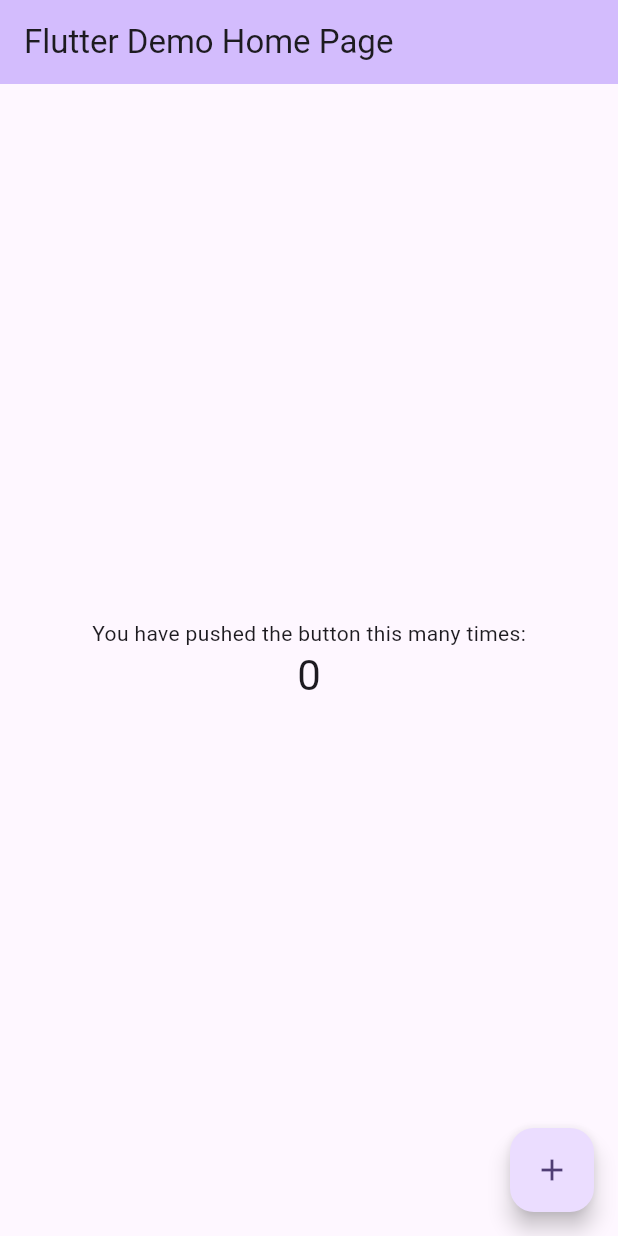
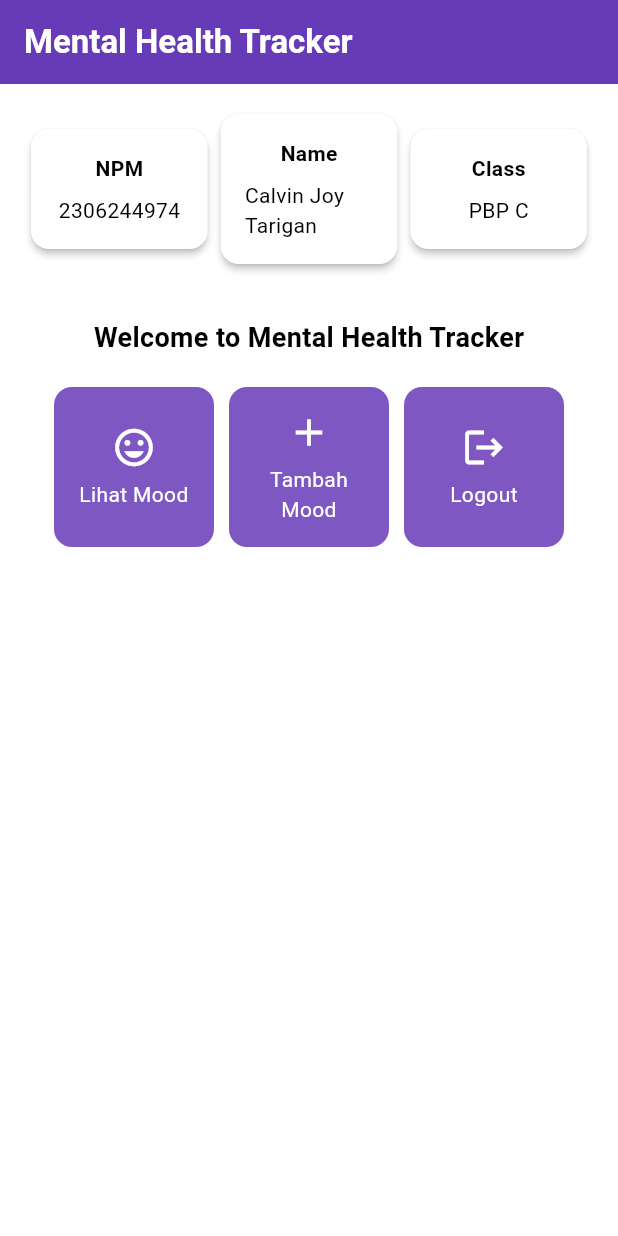
Before and after one commit to cjoyy/mental-health-tracker-mobile, a Flutter app: the screen it shows after launch, on a phone screen of 412 x 824 dp. Run offline on Flutter 3.47's test engine with Material 3 defaults, Android fonts, the phone set to English and light mode, and no system bars.

Commit message:
DONE TUTORIAL 6

```diff
--- a/lib/main.dart
+++ b/lib/main.dart
@@ -1,4 +1,5 @@
 import 'package:flutter/material.dart';
+import 'package:mental_health_tracker/menu.dart';
 
 void main() {
   runApp(const MyApp());
@@ -13,113 +14,12 @@ class MyApp extends StatelessWidget {
     return MaterialApp(
       title: 'Flutter Demo',
       theme: ThemeData(
-        // This is the theme of your application.
-        //
-        // TRY THIS: Try running your application with "flutter run". You'll see
-        // the application has a purple toolbar. Then, without quitting the app,
-        // try changing the seedColor in the colorScheme below to Colors.green
-        // and then invoke "hot reload" (save your changes or press the "hot
-        // reload" button in a Flutter-supported IDE, or press "r" if you used
-        // the command line to start the app).
-        //
-        // Notice that the counter didn't reset back to zero; the application
-        // state is not lost during the reload. To reset the state, use hot
-        // restart instead.
-        //
-        // This works for code too, not just values: Most code changes can be
-        // tested with just a hot reload.
-        colorScheme: ColorScheme.fromSeed(seedColor: Colors.deepPurple),
+        colorScheme: ColorScheme.fromSwatch(
+       primarySwatch: Colors.deepPurple,
+ ).copyWith(secondary: Colors.deepPurple[400]),
         useMaterial3: true,
       ),
-      home: const MyHomePage(title: 'Flutter Demo Home Page'),
+      home: MyHomePage(),
     );
   }
 }
-
-class MyHomePage extends StatefulWidget {
-  const MyHomePage({super.key, required this.title});
-
-  // This widget is the home page of your application. It is stateful, meaning
-  // that it has a State object (defined below) that contains fields that affect
-  // how it looks.
-
-  // This class is the configuration for the state. It holds the values (in this
-  // case the title) provided by the parent (in this case the App widget) and
-  // used by the build method of the State. Fields in a Widget subclass are
-  // always marked "final".
-
-  final String title;
-
-  @override
-  State<MyHomePage> createState() => _MyHomePageState();
-}
-
-class _MyHomePageState extends State<MyHomePage> {
-  int _counter = 0;
-
-  void _incrementCounter() {
-    setState(() {
-      // This call to setState tells the Flutter framework that something has
-      // changed in this State, which causes it to rerun the build method below
-      // so that the display can reflect the updated values. If we changed
-      // _counter without calling setState(), then the build method would not be
-      // called again, and so nothing would appear to happen.
-      _counter++;
-    });
-  }
-
-  @override
-  Widget build(BuildContext context) {
-    // This method is rerun every time setState is called, for instance as done
-    // by the _incrementCounter method above.
-    //
-    // The Flutter framework has been optimized to make rerunning build methods
-    // fast, so that you can just rebuild anything that needs updating rather
-    // than having to individually change instances of widgets.
-    return Scaffold(
-      appBar: AppBar(
-        // TRY THIS: Try changing the color here to a specific color (to
-        // Colors.amber, perhaps?) and trigger a hot reload to see the AppBar
-        // change color while the other colors stay the same.
-        backgroundColor: Theme.of(context).colorScheme.inversePrimary,
-        // Here we take the value from the MyHomePage object that was created by
-        // the App.build method, and use it to set our appbar title.
-        title: Text(widget.title),
-      ),
-      body: Center(
-        // Center is a layout widget. It takes a single child and positions it
-        // in the middle of the parent.
-        child: Column(
-          // Column is also a layout widget. It takes a list of children and
-          // arranges them vertically. By default, it sizes itself to fit its
-          // children horizontally, and tries to be as tall as its parent.
-          //
-          // Column has various properties to control how it sizes itself and
-          // how it positions its children. Here we use mainAxisAlignment to
-          // center the children vertically; the main axis here is the vertical
-          // axis because Columns are vertical (the cross axis would be
-          // horizontal).
-          //
-          // TRY THIS: Invoke "debug painting" (choose the "Toggle Debug Paint"
-          // action in the IDE, or press "p" in the console), to see the
-          // wireframe for each widget.
-          mainAxisAlignment: MainAxisAlignment.center,
-          children: <Widget>[
-            const Text(
-              'You have pushed the button this many times:',
-            ),
-            Text(
-              '$_counter',
-              style: Theme.of(context).textTheme.headlineMedium,
-            ),
-          ],
-        ),
-      ),
-      floatingActionButton: FloatingActionButton(
-        onPressed: _incrementCounter,
-        tooltip: 'Increment',
-        child: const Icon(Icons.add),
-      ), // This trailing comma makes auto-formatting nicer for build methods.
-    );
-  }
-}
--- /dev/null
+++ b/lib/menu.dart
@@ -0,0 +1,187 @@
+import 'package:flutter/material.dart';
+
+class MyHomePage extends StatelessWidget {
+  final String npm = '2306244974'; // NPM
+  final String name = 'Calvin Joy Tarigan'; // Nama
+  final String className = 'PBP C'; // Kelas
+
+  final List<ItemHomepage> items = [
+        ItemHomepage("Lihat Mood", Icons.mood),
+        ItemHomepage("Tambah Mood", Icons.add),
+        ItemHomepage("Logout", Icons.logout),
+    ];
+  MyHomePage({super.key});
+
+  @override
+  Widget build(BuildContext context) {
+    // Scaffold menyediakan struktur dasar halaman dengan AppBar dan body.
+    return Scaffold(
+      // AppBar adalah bagian atas halaman yang menampilkan judul.
+      appBar: AppBar(
+        // Judul aplikasi "Mental Health Tracker" dengan teks putih dan tebal.
+        title: const Text(
+          'Mental Health Tracker',
+          style: TextStyle(
+            color: Colors.white,
+            fontWeight: FontWeight.bold,
+          ),
+        ),
+        // Warna latar belakang AppBar diambil dari skema warna tema aplikasi.
+        backgroundColor: Theme.of(context).colorScheme.primary,
+      ),
+      // Body halaman dengan padding di sekelilingnya.
+      body: Padding(
+        padding: const EdgeInsets.all(16.0),
+        // Menyusun widget secara vertikal dalam sebuah kolom.
+        child: Column(
+          crossAxisAlignment: CrossAxisAlignment.center,
+          children: [
+            // Row untuk menampilkan 3 InfoCard secara horizontal.
+            Row(
+              mainAxisAlignment: MainAxisAlignment.spaceEvenly,
+              children: [
+                InfoCard(title: 'NPM', content: npm),
+                InfoCard(title: 'Name', content: name),
+                InfoCard(title: 'Class', content: className),
+              ],
+            ),
+
+            // Memberikan jarak vertikal 16 unit.
+            const SizedBox(height: 16.0),
+
+            // Menempatkan widget berikutnya di tengah halaman.
+            Center(
+              child: Column(
+                // Menyusun teks dan grid item secara vertikal.
+
+                children: [
+                  // Menampilkan teks sambutan dengan gaya tebal dan ukuran 18.
+                  const Padding(
+                    padding: EdgeInsets.only(top: 16.0),
+                    child: Text(
+                      'Welcome to Mental Health Tracker',
+                      style: TextStyle(
+                        fontWeight: FontWeight.bold,
+                        fontSize: 18.0,
+                      ),
+                    ),
+                  ),
+
+                  // Grid untuk menampilkan ItemCard dalam bentuk grid 3 kolom.
+                  GridView.count(
+                    primary: true,
+                    padding: const EdgeInsets.all(20),
+                    crossAxisSpacing: 10,
+                    mainAxisSpacing: 10,
+                    crossAxisCount: 3,
+                    // Agar grid menyesuaikan tinggi kontennya.
+                    shrinkWrap: true,
+
+                    // Menampilkan ItemCard untuk setiap item dalam list items.
+                    children: items.map((ItemHomepage item) {
+                      return ItemCard(item);
+                    }).toList(),
+                  ),
+                ],
+              ),
+            ),
+          ],
+        ),
+      ),
+    );
+  }
+}
+
+class InfoCard extends StatelessWidget {
+  // Kartu informasi yang menampilkan title dan content.
+
+  final String title;  // Judul kartu.
+  final String content;  // Isi kartu.
+
+  const InfoCard({super.key, required this.title, required this.content});
+
+  @override
+  Widget build(BuildContext context) {
+    return Card(
+      // Membuat kotak kartu dengan bayangan dibawahnya.
+      elevation: 2.0,
+      child: Container(
+        // Mengatur ukuran dan jarak di dalam kartu.
+        width: MediaQuery.of(context).size.width / 3.5, // menyesuaikan dengan lebar device yang digunakan.
+        padding: const EdgeInsets.all(16.0),
+        // Menyusun title dan content secara vertikal.
+        child: Column(
+          children: [
+            Text(
+              title,
+              style: const TextStyle(fontWeight: FontWeight.bold),
+            ),
+            const SizedBox(height: 8.0),
+            Text(content),
+          ],
+        ),
+      ),
+    );
+  }
+}
+
+ class ItemHomepage {
+     final String name;
+     final IconData icon;
+
+     ItemHomepage(this.name, this.icon);
+ }
+
+class ItemCard extends StatelessWidget {
+  // Menampilkan kartu dengan ikon dan nama.
+
+  final ItemHomepage item;
+
+  const ItemCard(this.item, {super.key});
+
+  @override
+  Widget build(BuildContext context) {
+    return Material(
+      // Menentukan warna latar belakang dari tema aplikasi.
+      color: Theme.of(context).colorScheme.secondary,
+      // Membuat sudut kartu melengkung.
+      borderRadius: BorderRadius.circular(12),
+
+      child: InkWell(
+        // Aksi ketika kartu ditekan.
+        onTap: () {
+          // Menampilkan pesan SnackBar saat kartu ditekan.
+          ScaffoldMessenger.of(context)
+            ..hideCurrentSnackBar()
+            ..showSnackBar(
+              SnackBar(content: Text("Kamu telah menekan tombol ${item.name}!"))
+            );
+        },
+        // Container untuk menyimpan Icon dan Text
+        child: Container(
+          padding: const EdgeInsets.all(8),
+          child: Center(
+            child: Column(
+              // Menyusun ikon dan teks di tengah kartu.
+              mainAxisAlignment: MainAxisAlignment.center,
+              children: [
+                Icon(
+                  item.icon,
+                  color: Colors.white,
+                  size: 30.0,
+                ),
+                const Padding(padding: EdgeInsets.all(3)),
+                Text(
+                  item.name,
+                  textAlign: TextAlign.center,
+                  style: const TextStyle(color: Colors.white),
+                ),
+              ],
+            ),
+          ),
+        ),
+      ),
+    );
+  }
+
+}
```
